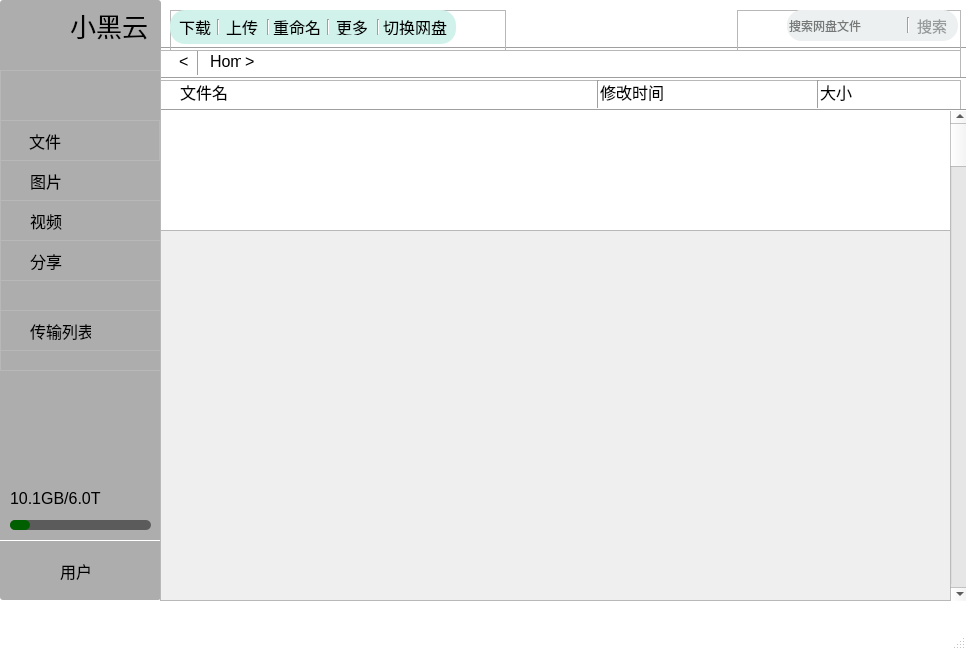
The window that SBCclient.ui (aibotez/SBCClientV2) describes before a commit, drawn with Qt 5.
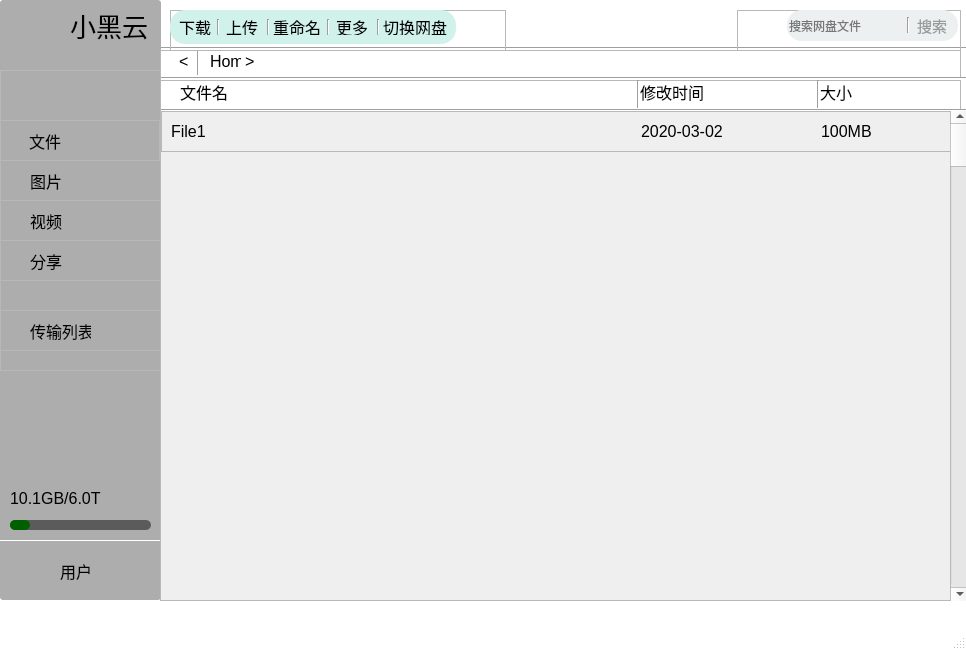
The same window after the commit. Icons and pictures are not drawn.

```diff
--- a/SBCclient.ui
+++ b/SBCclient.ui
@@ -365,9 +365,9 @@
     <property name="geometry">
      <rect>
       <x>160</x>
-      <y>230</y>
+      <y>110</y>
       <width>791</width>
-      <height>371</height>
+      <height>491</height>
      </rect>
     </property>
     <property name="widgetResizable">
@@ -379,9 +379,64 @@
        <x>0</x>
        <y>0</y>
        <width>789</width>
-       <height>369</height>
+       <height>489</height>
       </rect>
      </property>
+     <widget class="QFrame" name="frame_12">
+      <property name="geometry">
+       <rect>
+        <x>0</x>
+        <y>0</y>
+        <width>791</width>
+        <height>41</height>
+       </rect>
+      </property>
+      <property name="frameShape">
+       <enum>QFrame::StyledPanel</enum>
+      </property>
+      <property name="frameShadow">
+       <enum>QFrame::Raised</enum>
+      </property>
+      <widget class="QLabel" name="label_23">
+       <property name="geometry">
+        <rect>
+         <x>10</x>
+         <y>0</y>
+         <width>451</width>
+         <height>41</height>
+        </rect>
+       </property>
+       <property name="text">
+        <string>File1</string>
+       </property>
+      </widget>
+      <widget class="QLabel" name="label_24">
+       <property name="geometry">
+        <rect>
+         <x>480</x>
+         <y>0</y>
+         <width>121</width>
+         <height>41</height>
+        </rect>
+       </property>
+       <property name="text">
+        <string>2020-03-02</string>
+       </property>
+      </widget>
+      <widget class="QLabel" name="label_25">
+       <property name="geometry">
+        <rect>
+         <x>660</x>
+         <y>0</y>
+         <width>111</width>
+         <height>41</height>
+        </rect>
+       </property>
+       <property name="text">
+        <string>100MB</string>
+       </property>
+      </widget>
+     </widget>
     </widget>
    </widget>
    <widget class="QScrollBar" name="verticalScrollBar">
@@ -510,7 +565,7 @@
      <enum>Qt::Horizontal</enum>
     </property>
    </widget>
-   <widget class="QWidget" name="">
+   <widget class="QWidget" name="layoutWidget">
     <property name="geometry">
      <rect>
       <x>170</x>
@@ -803,7 +858,7 @@
     <widget class="Line" name="line_10">
      <property name="geometry">
       <rect>
-       <x>430</x>
+       <x>470</x>
        <y>0</y>
        <width>16</width>
        <height>28</height>
@@ -816,7 +871,7 @@
     <widget class="QLabel" name="label_21">
      <property name="geometry">
       <rect>
-       <x>440</x>
+       <x>480</x>
        <y>0</y>
        <width>71</width>
        <height>23</height>
```
Left out of the diff: 3 changed lines with no effect on the pictures.
